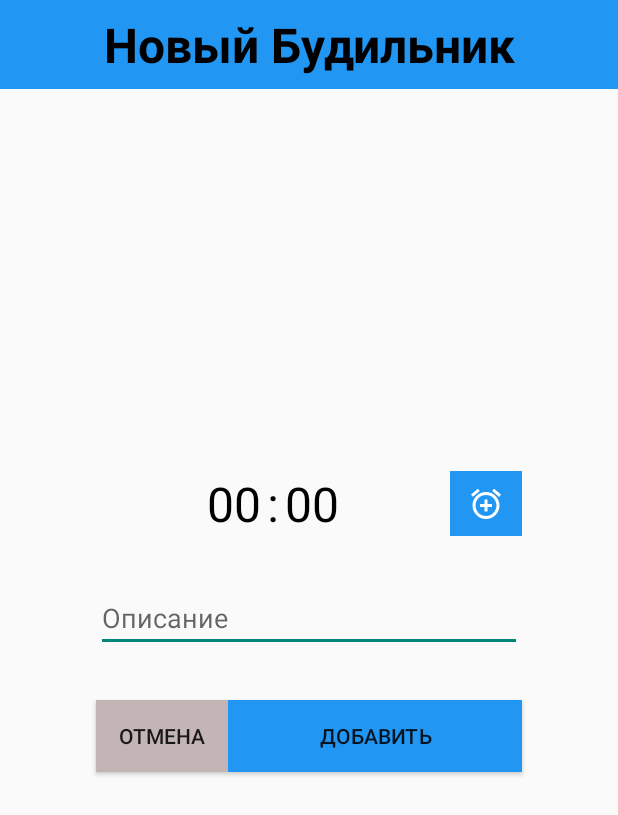
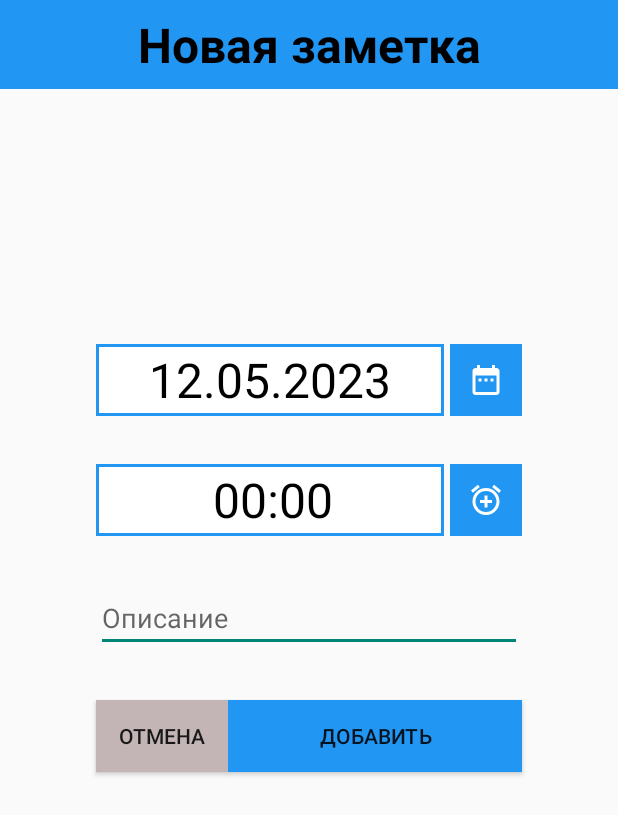
Before and after one commit to fedorov-andrii-andriiovych/Alarm-Clock-XML, an Android app: the fragment SetTimeFragment shown on its own in the app's theme, after a tap on "ДОБАВИТЬ", on a phone screen of 412 x 824 dp. Shown: the top 815 px of the screen. Run offline under Robolectric (Android 15) with nearby library versions, the phone set to English and light mode, and no system bars; our stand-ins replace Room's generated code.

Commit message:
change alarmApp to listApp

```diff
--- a/app/src/main/java/com/fedorov/andrii/andriiovych/alarmclock/broadcast/AlarmReceiver.kt
+++ b/app/src/main/java/com/fedorov/andrii/andriiovych/alarmclock/broadcast/AlarmReceiver.kt
@@ -3,12 +3,19 @@ package com.fedorov.andrii.andriiovych.alarmclock.broadcast
 import android.content.BroadcastReceiver
 import android.content.Context
 import android.content.Intent
-import com.fedorov.andrii.andriiovych.alarmclock.services.AlarmService
+import android.media.MediaPlayer
+import android.util.Log
+import com.fedorov.andrii.andriiovych.alarmclock.MainActivity
+import com.fedorov.andrii.andriiovych.alarmclock.R
+import kotlin.math.log
+
 
 class AlarmReceiver : BroadcastReceiver() {
     override fun onReceive(context: Context, intent: Intent) {
-
-        val serviceIntent = Intent(context, AlarmService::class.java)
-        context.startService(serviceIntent)
+        val mediaPlayer = MediaPlayer.create(context, R.raw.sound)
+        mediaPlayer.start()
+        val mainIntent = Intent(context, MainActivity::class.java)
+        mainIntent.flags = Intent.FLAG_ACTIVITY_NEW_TASK or Intent.FLAG_ACTIVITY_CLEAR_TOP
+        context.startActivity(mainIntent)
     }
 }
--- a/app/src/main/java/com/fedorov/andrii/andriiovych/alarmclock/fragments/SetTimeFragment.kt
+++ b/app/src/main/java/com/fedorov/andrii/andriiovych/alarmclock/fragments/SetTimeFragment.kt
@@ -43,24 +43,24 @@ class SetTimeFragment : Fragment() {
         binding.addButton.setOnClickListener { addAlarm() }
         binding.cancelButton.setOnClickListener { toMainFragment() }
         binding.showTimeButton.setOnClickListener { showTimePicker() }
+        binding.showDateButton.setOnClickListener { showDatePicker() }
         mainViewModel.alarmId.observe(viewLifecycleOwner) { id ->
             setAlarm(calendar.timeInMillis, id)
         }
+    }
+
+    private fun showDatePicker() {
+        TODO("Not yet implemented")
     }
 
     private fun showTimePicker() {
         val calendar = Calendar.getInstance()
         val hour = calendar.get(Calendar.HOUR_OF_DAY)
         val minute = calendar.get(Calendar.MINUTE)
-
         val timePickerDialog = TimePickerDialog(requireContext(), { _, selectedHour, selectedMinute ->
-            binding.hourEditText.setText(selectedHour.toString())
-             binding.minuteEditText.setText(selectedMinute.toString())
-            // Обработка выбранного времени
-            val selectedTime = "$selectedHour:$selectedMinute"
-            // Действия, которые нужно выполнить после выбора времени
+            binding.hourEditText.text =String.format("%02d",selectedHour)
+            binding.minuteEditText.text = String.format("%02d",selectedMinute)
         }, hour, minute, true)
-
         timePickerDialog.show()
     }
 
@@ -88,7 +88,7 @@ class SetTimeFragment : Fragment() {
         )
     }
 
-    fun setAlarm(time: Long, id: Long) {
+    private fun setAlarm(time: Long, id: Long) {
         val alarmManager = requireContext().getSystemService(Context.ALARM_SERVICE) as AlarmManager
         val intent = Intent(requireContext(), AlarmReceiver::class.java)
         val pendingIntent = PendingIntent.getBroadcast(
@@ -108,7 +108,7 @@ class SetTimeFragment : Fragment() {
         toMainFragment()
     }
 
-    fun toMainFragment() {
+    private fun toMainFragment() {
         activity?.supportFragmentManager?.popBackStack()
     }
 
--- /dev/null
+++ b/app/src/main/res/drawable/icon_date.xml
@@ -0,0 +1,5 @@
+<vector android:height="24dp" android:tint="#FFFFFF"
+    android:viewportHeight="24" android:viewportWidth="24"
+    android:width="24dp" xmlns:android="http://schemas.android.com/apk/res/android">
+    <path android:fillColor="@android:color/white" android:pathData="M9,11L7,11v2h2v-2zM13,11h-2v2h2v-2zM17,11h-2v2h2v-2zM19,4h-1L18,2h-2v2L8,4L8,2L6,2v2L5,4c-1.11,0 -1.99,0.9 -1.99,2L3,20c0,1.1 0.89,2 2,2h14c1.1,0 2,-0.9 2,-2L21,6c0,-1.1 -0.9,-2 -2,-2zM19,20L5,20L5,9h14v11z"/>
+</vector>
--- /dev/null
+++ b/app/src/main/res/drawable/textview_border_title.xml
@@ -0,0 +1,6 @@
+<?xml version="1.0" encoding="utf-8"?>
+
+<shape xmlns:android="http://schemas.android.com/apk/res/android" android:shape="rectangle" >
+    <solid android:color="@color/white" />
+    <stroke android:width="2dip" android:color="#2196F3"/>
+</shape>
--- a/app/src/main/res/layout/fragment_main.xml
+++ b/app/src/main/res/layout/fragment_main.xml
@@ -13,7 +13,7 @@
         android:layout_width="0dp"
         android:layout_height="wrap_content"
         android:gravity="center"
-        android:text="Мои Будильники"
+        android:text="Мои заметки"
         android:textColor="@color/black"
         android:textSize="32sp"
         android:paddingTop="8dp"
--- a/app/src/main/res/layout/fragment_set_time.xml
+++ b/app/src/main/res/layout/fragment_set_time.xml
@@ -13,7 +13,7 @@
         android:layout_width="0dp"
         android:layout_height="wrap_content"
         android:gravity="center"
-        android:text="Новый Будильник"
+        android:text="Новая заметка"
         android:paddingTop="8dp"
         android:paddingBottom="8dp"
         android:textColor="@color/black"
@@ -45,38 +45,6 @@
         app:layout_constraintStart_toStartOf="@+id/descriptionEditText"
         app:layout_constraintTop_toBottomOf="@+id/descriptionEditText" />
 
-    <TextView
-        android:id="@+id/hourEditText"
-        android:layout_width="wrap_content"
-        android:layout_height="wrap_content"
-        android:layout_marginEnd="4dp"
-        android:layout_marginBottom="32dp"
-        android:maxLength="2"
-        android:maxLines="1"
-        android:text="00"
-        android:textColor="@color/black"
-        android:textSize="32sp"
-        app:layout_constraintBottom_toTopOf="@+id/descriptionEditText"
-        app:layout_constraintEnd_toStartOf="@+id/midleTextView"
-        app:layout_constraintHorizontal_chainStyle="packed"
-        app:layout_constraintStart_toStartOf="@+id/descriptionEditText" />
-
-    <TextView
-        android:id="@+id/minuteEditText"
-        android:layout_width="wrap_content"
-        android:layout_height="wrap_content"
-        android:layout_marginStart="4dp"
-        android:maxLength="2"
-        android:maxLines="1"
-        android:text="00"
-        android:textColor="@color/black"
-        android:textSize="32sp"
-        app:layout_constraintBottom_toBottomOf="@+id/hourEditText"
-        app:layout_constraintEnd_toStartOf="@id/showTimeButton"
-        app:layout_constraintStart_toEndOf="@+id/midleTextView"
-        app:layout_constraintTop_toTopOf="@+id/hourEditText"
-        app:layout_constraintVertical_bias="0.0" />
-
     <EditText
         android:id="@+id/descriptionEditText"
         android:layout_width="match_parent"
@@ -85,7 +53,6 @@
         android:layout_marginEnd="64dp"
         android:ems="10"
         android:hint="Описание"
-        android:maxLines="1"
         android:inputType="textPersonName"
         app:layout_constraintBottom_toBottomOf="parent"
         app:layout_constraintEnd_toEndOf="parent"
@@ -95,25 +62,129 @@
     <ImageButton
         android:id="@+id/showTimeButton"
         android:layout_width="48dp"
-        android:layout_height="0dp"
+        android:layout_height="48dp"
+        android:layout_marginBottom="32dp"
         android:background="#2196F3"
         android:src="@drawable/icon_alarm_main"
-        app:layout_constraintBottom_toBottomOf="@+id/minuteEditText"
-        app:layout_constraintEnd_toEndOf="@+id/descriptionEditText"
-        app:layout_constraintTop_toTopOf="@+id/minuteEditText" />
+        app:layout_constraintBottom_toTopOf="@+id/descriptionEditText"
+        app:layout_constraintEnd_toEndOf="@+id/descriptionEditText" />
 
-    <TextView
-        android:id="@+id/midleTextView"
-        android:layout_width="wrap_content"
-        android:layout_height="0dp"
-        android:maxLines="1"
-        android:text=":"
-        android:textColor="@color/black"
-        android:textSize="32sp"
-        app:layout_constraintStart_toEndOf="@id/hourEditText"
-        app:layout_constraintBottom_toBottomOf="@+id/hourEditText"
-        app:layout_constraintEnd_toStartOf="@id/minuteEditText"
-        app:layout_constraintTop_toTopOf="@+id/hourEditText"
-        app:layout_constraintVertical_bias="0.0" />
+    <ImageButton
+        android:id="@+id/showDateButton"
+        android:layout_width="48dp"
+        android:layout_height="48dp"
+        android:layout_marginBottom="32dp"
+        android:background="#2196F3"
+        android:src="@drawable/icon_date"
+        app:layout_constraintBottom_toTopOf="@+id/showTimeButton"
+        app:layout_constraintEnd_toEndOf="@+id/showTimeButton" />
+
+    <LinearLayout
+        android:layout_width="0dp"
+        android:layout_height="48dp"
+        android:layout_marginEnd="4dp"
+        android:background="@drawable/textview_border_title"
+        android:gravity="center"
+        android:orientation="horizontal"
+        app:layout_constraintBottom_toBottomOf="@+id/showDateButton"
+        app:layout_constraintEnd_toStartOf="@+id/showDateButton"
+        app:layout_constraintStart_toStartOf="@+id/descriptionEditText"
+        app:layout_constraintTop_toTopOf="@+id/showDateButton">
+
+        <TextView
+            android:id="@+id/dayTextView"
+            android:layout_width="wrap_content"
+            android:layout_height="wrap_content"
+            android:maxLength="2"
+            android:maxLines="1"
+            android:text="12"
+            android:textColor="@color/black"
+            android:textSize="32sp" />
+
+        <TextView
+            android:id="@+id/dot1"
+            android:layout_width="wrap_content"
+            android:layout_height="wrap_content"
+            android:maxLength="2"
+            android:maxLines="1"
+            android:text="."
+            android:textColor="@color/black"
+            android:textSize="32sp" />
+
+        <TextView
+            android:id="@+id/monthTextView"
+            android:layout_width="wrap_content"
+            android:layout_height="wrap_content"
+            android:maxLength="2"
+            android:maxLines="1"
+            android:text="05"
+            android:textColor="@color/black"
+            android:textSize="32sp" />
+
+        <TextView
+            android:id="@+id/dot2"
+            android:layout_width="wrap_content"
+            android:layout_height="wrap_content"
+            android:maxLength="2"
+            android:maxLines="1"
+            android:text="."
+            android:textColor="@color/black"
+            android:textSize="32sp" />
+
+        <TextView
+            android:id="@+id/yearTextView"
+            android:layout_width="wrap_content"
+            android:layout_height="wrap_content"
+            android:maxLength="4"
+            android:maxLines="1"
+            android:text="2023"
+            android:textColor="@color/black"
+            android:textSize="32sp" />
+
+    </LinearLayout>
+
+    <LinearLayout
+        android:layout_width="0dp"
+        android:layout_height="48dp"
+        android:layout_marginEnd="4dp"
+        android:gravity="center"
+        android:background="@drawable/textview_border_title"
+        android:orientation="horizontal"
+        app:layout_constraintBottom_toBottomOf="@+id/showTimeButton"
+        app:layout_constraintEnd_toStartOf="@+id/showTimeButton"
+        app:layout_constraintStart_toStartOf="@+id/descriptionEditText"
+        app:layout_constraintTop_toTopOf="@+id/showTimeButton">
+
+        <TextView
+            android:id="@+id/minuteEditText"
+            android:layout_width="wrap_content"
+            android:layout_height="wrap_content"
+            android:layout_marginStart="4dp"
+            android:maxLength="2"
+            android:maxLines="1"
+            android:text="00"
+            android:textColor="@color/black"
+            android:textSize="32sp" />
+
+        <TextView
+            android:id="@+id/midleTextView"
+            android:layout_width="wrap_content"
+            android:layout_height="wrap_content"
+            android:maxLines="1"
+            android:text=":"
+            android:textColor="@color/black"
+            android:textSize="32sp" />
+
+        <TextView
+            android:id="@+id/hourEditText"
+            android:layout_width="wrap_content"
+            android:layout_height="wrap_content"
+            android:maxLength="2"
+            android:maxLines="1"
+            android:text="00"
+            android:textColor="@color/black"
+            android:textSize="32sp" />
+
+    </LinearLayout>
 
 </androidx.constraintlayout.widget.ConstraintLayout>
--- a/app/src/main/res/layout/item_alarm.xml
+++ b/app/src/main/res/layout/item_alarm.xml
@@ -10,37 +10,47 @@
         android:id="@+id/timeTextView"
         android:layout_width="wrap_content"
         android:layout_height="wrap_content"
-        android:layout_marginStart="24dp"
-        android:layout_marginBottom="16dp"
+        android:layout_marginStart="16dp"
         android:gravity="center"
         android:text="7:00"
         android:textColor="@color/black"
         android:textSize="24sp"
         android:textStyle="bold"
-        app:layout_constraintBottom_toBottomOf="parent"
-        app:layout_constraintEnd_toStartOf="@+id/descriptionTextView"
-        app:layout_constraintStart_toStartOf="parent"
-        app:layout_constraintTop_toTopOf="parent" />
+        app:layout_constraintBottom_toBottomOf="@+id/dateTextView"
+        app:layout_constraintStart_toEndOf="@+id/dateTextView"
+        app:layout_constraintTop_toTopOf="@+id/dateTextView" />
 
     <TextView
         android:id="@+id/descriptionTextView"
         android:layout_width="0dp"
         android:layout_height="wrap_content"
-        android:gravity="center"
-        android:text="Новый будильник"
+        android:layout_marginStart="16dp"
+        android:layout_marginTop="8dp"
+        android:layout_marginEnd="16dp"
+        android:layout_marginBottom="8dp"
+        android:gravity="start"
+        android:text="Новая заметка"
         android:textColor="@color/black"
-        app:layout_constraintBottom_toBottomOf="@+id/timeTextView"
-        app:layout_constraintEnd_toStartOf="@+id/switchIsChecked"
-        app:layout_constraintStart_toEndOf="@+id/timeTextView"
-        app:layout_constraintTop_toTopOf="@+id/timeTextView" />
+        android:textSize="20sp"
+        app:layout_constraintBottom_toBottomOf="parent"
+        app:layout_constraintEnd_toEndOf="parent"
+        app:layout_constraintHorizontal_bias="0.0"
+        app:layout_constraintStart_toStartOf="parent"
+        app:layout_constraintTop_toBottomOf="@+id/dateTextView"
+        app:layout_constraintVertical_bias="0.0" />
 
-    <Switch
-        android:id="@+id/switchIsChecked"
+    <TextView
+        android:id="@+id/dateTextView"
         android:layout_width="wrap_content"
         android:layout_height="wrap_content"
-        android:layout_marginEnd="16dp"
-        app:layout_constraintBaseline_toBaselineOf="@+id/descriptionTextView"
-        app:layout_constraintEnd_toEndOf="parent"
-        app:layout_constraintStart_toEndOf="@+id/descriptionTextView" />
+        android:layout_marginStart="16dp"
+        android:layout_marginTop="4dp"
+        android:gravity="center"
+        android:text="12.05.2023"
+        android:textColor="@color/black"
+        android:textSize="24sp"
+        android:textStyle="bold"
+        app:layout_constraintStart_toStartOf="parent"
+        app:layout_constraintTop_toTopOf="parent" />
 
 </androidx.constraintlayout.widget.ConstraintLayout>
```
